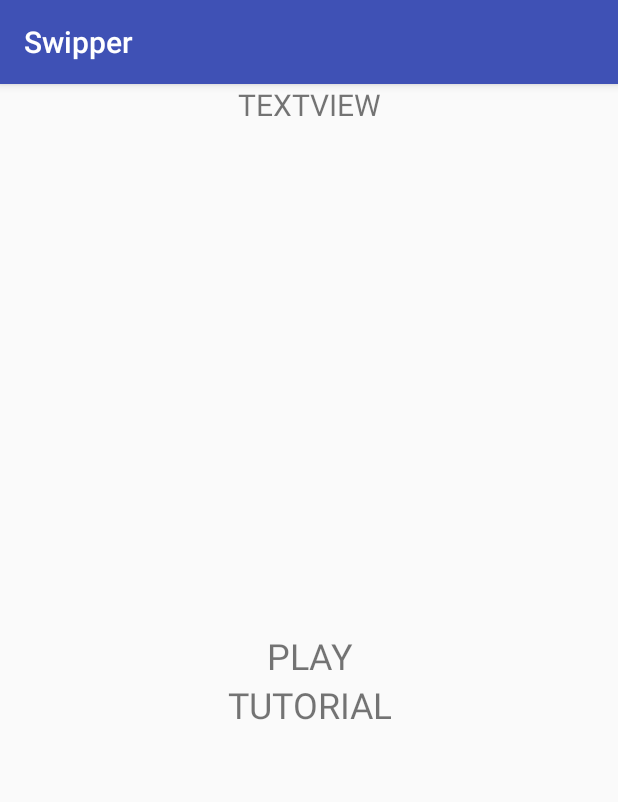
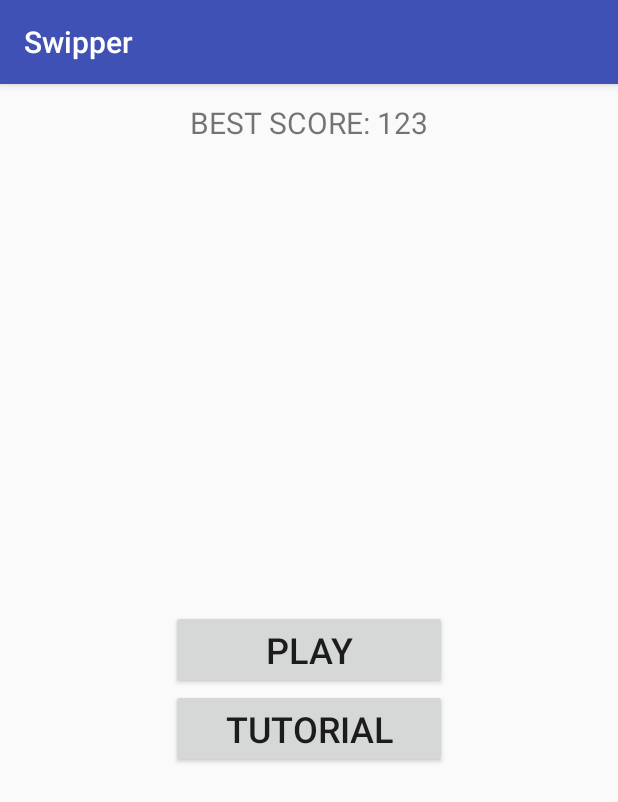
Before and after one commit to bruce-willis/Swipper, an Android app: the screen it shows after launch (MainActivity), on a phone screen of 412 x 824 dp. Shown: the top 802 px of the screen. Run offline under Robolectric (Android 15) with nearby library versions, the phone set to English and light mode, and no system bars.

Commit message:
Поменял кнопки в лаунчере

```diff
--- a/app/src/main/res/layout/fragment_launcher.xml
+++ b/app/src/main/res/layout/fragment_launcher.xml
@@ -1,19 +1,20 @@
 <?xml version="1.0" encoding="utf-8"?>
-<LinearLayout xmlns:android="http://schemas.android.com/apk/res/android"
+<LinearLayout
+    xmlns:android="http://schemas.android.com/apk/res/android"
     xmlns:tools="http://schemas.android.com/tools"
     android:layout_width="match_parent"
     android:layout_height="match_parent"
-    android:orientation="vertical"
-    tools:context=".ui.LauncherFragment">
+    android:orientation="vertical">
 
     <TextView
         android:id="@+id/textView"
         android:layout_width="match_parent"
         android:layout_height="wrap_content"
         android:gravity="center"
-        android:textSize="@dimen/launcher_record_size"
+        android:paddingTop="12dp"
+        android:text="BEST SCORE: 123"
         android:textAllCaps="true"
-        android:text="TextView" />
+        android:textSize="@dimen/launcher_record_size"/>
 
     <FrameLayout
         android:layout_width="match_parent"
@@ -26,23 +27,27 @@
             android:layout_gravity="center"
             android:orientation="vertical">
 
-            <TextView
+            <Button
                 android:id="@+id/play"
                 android:layout_width="match_parent"
                 android:layout_height="wrap_content"
-                android:textSize="@dimen/launcher_button_size"
                 android:gravity="center"
+                android:paddingLeft="@dimen/launcher_button_padding"
+                android:paddingRight="@dimen/launcher_button_padding"
+                android:text="@string/play_button_title"
                 android:textAllCaps="true"
-                android:text="@string/play_button_title" />
+                android:textSize="@dimen/launcher_button_size"/>
 
-            <TextView
+            <Button
                 android:id="@+id/tutorial"
                 android:layout_width="match_parent"
                 android:layout_height="wrap_content"
-                android:textSize="@dimen/launcher_button_size"
                 android:gravity="center"
+                android:paddingLeft="@dimen/launcher_button_padding"
+                android:paddingRight="@dimen/launcher_button_padding"
+                android:text="@string/tutorial_button_title"
                 android:textAllCaps="true"
-                android:text="@string/tutorial_button_title" />
+                android:textSize="@dimen/launcher_button_size"/>
         </LinearLayout>
 
     </FrameLayout>
--- a/app/src/main/res/values/dimens.xml
+++ b/app/src/main/res/values/dimens.xml
@@ -1,6 +1,7 @@
 <resources>
     <dimen name="launcher_record_size">20sp</dimen>
     <dimen name="launcher_button_size">24sp</dimen>
+    <dimen name="launcher_button_padding">36dp</dimen>
 
     <dimen name="game_score_size">42sp</dimen>
     <dimen name="game_upper_padding">16sp</dimen>
```
